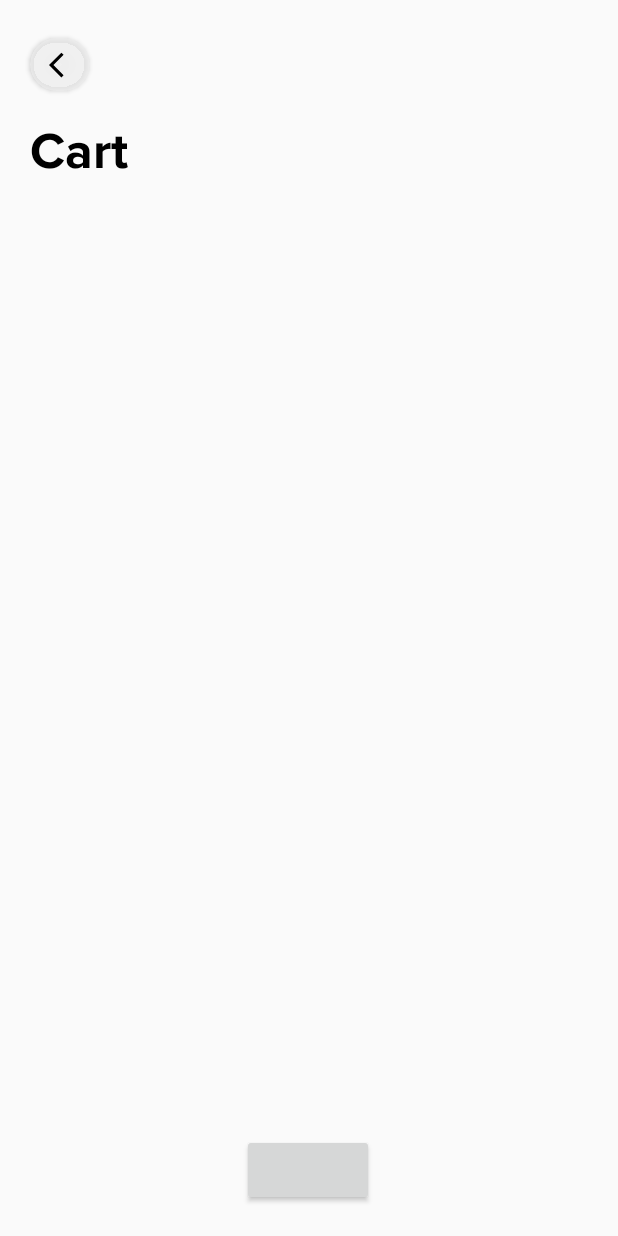
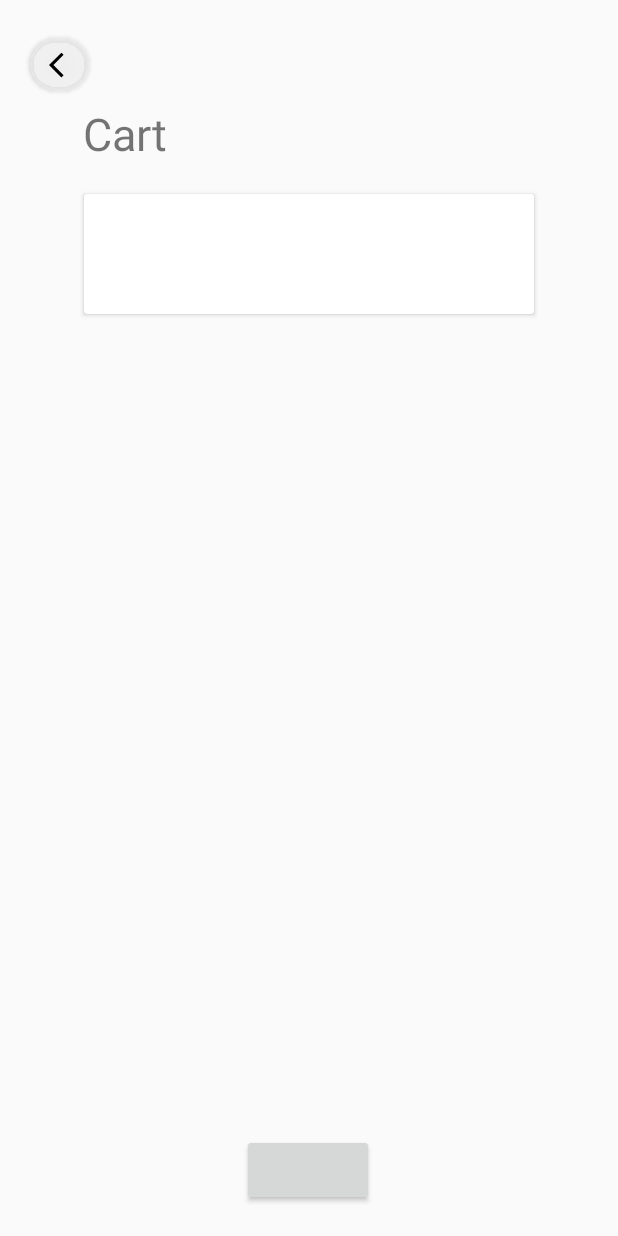
Before and after one commit to ManikantaMandala/openFashion, an Android app: the screen it shows after launch (ActivityCart), on a phone screen of 412 x 824 dp. Run offline under Robolectric (Android 15) with nearby library versions, the phone set to English and light mode, and no system bars.

Commit message:
changed things

```diff
--- a/openFashion/app/build.gradle
+++ b/openFashion/app/build.gradle
@@ -31,8 +31,6 @@ dependencies {
     implementation 'androidx.appcompat:appcompat:1.5.0'
     implementation 'com.google.android.material:material:1.6.1'
     implementation 'androidx.constraintlayout:constraintlayout:2.1.4'
-    //noinspection GradleCompatible
-    implementation 'com.android.support:design-animation:28.0.0-alpha1'
     testImplementation 'junit:junit:4.13.2'
     androidTestImplementation 'androidx.test.ext:junit:1.1.3'
     androidTestImplementation 'androidx.test.espresso:espresso-core:3.4.0'
--- a/openFashion/app/src/main/java/com/bmlmunjal/openfashion/ActivityCart.java
+++ b/openFashion/app/src/main/java/com/bmlmunjal/openfashion/ActivityCart.java
@@ -1,21 +1,14 @@
 package com.bmlmunjal.openfashion;
 
 import androidx.appcompat.app.AppCompatActivity;
-import androidx.recyclerview.widget.LinearLayoutManager;
-import androidx.recyclerview.widget.RecyclerView;
 
 import android.os.Bundle;
 
 public class ActivityCart extends AppCompatActivity {
 
-    private RecyclerView recyclerView;
     @Override
     protected void onCreate(Bundle savedInstanceState) {
         super.onCreate(savedInstanceState);
         setContentView(R.layout.activity_cart);
-
-        recyclerView = findViewById(R.id.cartCardRecyclerView);
-        recyclerView.setHasFixedSize(true);
-        recyclerView.setLayoutManager(new LinearLayoutManager(this));
     }
 }
--- a/openFashion/app/src/main/res/drawable/ic_baseline_delete_outline_24.xml
+++ /dev/null
@@ -1,5 +0,0 @@
-<vector android:height="24dp" android:tint="#000000"
-    android:viewportHeight="24" android:viewportWidth="24"
-    android:width="24dp" xmlns:android="http://schemas.android.com/apk/res/android">
-    <path android:fillColor="@android:color/white" android:pathData="M6,19c0,1.1 0.9,2 2,2h8c1.1,0 2,-0.9 2,-2L18,7L6,7v12zM8,9h8v10L8,19L8,9zM15.5,4l-1,-1h-5l-1,1L5,4v2h14L19,4z"/>
-</vector>
--- a/openFashion/app/src/main/res/layout/activity_cart.xml
+++ b/openFashion/app/src/main/res/layout/activity_cart.xml
@@ -36,37 +36,32 @@
 
     <TextView
         android:id="@+id/CartHeading"
-        style="@style/title_34"
+        android:layout_width="wrap_content"
+        android:layout_height="wrap_content"
+        android:layout_marginTop="8dp"
+        android:text="Cart"
+        android:textSize="30dp"
+        app:layout_constraintEnd_toEndOf="parent"
+        app:layout_constraintHorizontal_bias="0.156"
+        app:layout_constraintStart_toStartOf="parent"
+        app:layout_constraintTop_toBottomOf="@+id/cardView" />
+
+    <androidx.cardview.widget.CardView
         android:layout_width="wrap_content"
         android:layout_height="wrap_content"
         android:layout_marginTop="20dp"
-        android:text="@string/cart"
-        android:textColor="@color/black"
         app:layout_constraintEnd_toEndOf="parent"
-        app:layout_constraintHorizontal_bias="0.0"
-        app:layout_constraintStart_toStartOf="@+id/cardView"
-        app:layout_constraintTop_toBottomOf="@+id/cardView" />
+        app:layout_constraintStart_toStartOf="parent"
+        app:layout_constraintTop_toBottomOf="@+id/CartHeading">
 
-<!--    <androidx.cardview.widget.CardView-->
-<!--        android:layout_width="wrap_content"-->
-<!--        android:layout_height="wrap_content"-->
-<!--        android:layout_marginTop="20dp"-->
-<!--        app:layout_constraintStart_toStartOf="@+id/CartHeading"-->
-<!--        app:layout_constraintTop_toBottomOf="@+id/CartHeading">-->
-
-<!--        <androidx.constraintlayout.widget.ConstraintLayout-->
-<!--            android:layout_width="360dp"-->
-<!--            android:layout_height="120dp">-->
-
-<!--            <ImageView-->
-<!--                android:id="@+id/imageView"-->
-<!--                android:layout_width="110dp"-->
-<!--                android:layout_height="110dp"-->
-<!--                tools:layout_editor_absoluteX="6dp"-->
-<!--                tools:layout_editor_absoluteY="5dp" />-->
+        <androidx.constraintlayout.widget.ConstraintLayout
+            android:layout_width="300dp"
+            android:layout_height="80dp">
 
 
-<!--        </androidx.constraintlayout.widget.ConstraintLayout>-->
+        </androidx.constraintlayout.widget.ConstraintLayout>
+    </androidx.cardview.widget.CardView>
+    <!--        </androidx.constraintlayout.widget.ConstraintLayout>-->
 <!--    </androidx.cardview.widget.CardView>-->
     <androidx.recyclerview.widget.RecyclerView
         android:id="@+id/cartCardRecyclerView"
--- a/openFashion/app/src/main/res/layout/slider_layout.xml
+++ b/openFashion/app/src/main/res/layout/slider_layout.xml
@@ -11,8 +11,7 @@
         android:layout_width="620dp"
         android:layout_height="620dp"
         android:layout_marginStart="-105dp"
-        android:layout_marginTop="-30dp"
-        android:src="@drawable/women_on_boarding"/>
+        android:src="@drawable/men_on_boarding"/>
     <ImageView
         android:layout_width="match_parent"
         android:layout_height="300dp"
--- a/openFashion/app/src/main/res/values/colors.xml
+++ b/openFashion/app/src/main/res/values/colors.xml
@@ -16,5 +16,4 @@
     <color name="colorEdittext">#14000000</color>
     <color name="line_colour">#c0c0c0</color>
     <color name="back_btn_colour">#B9EEEDED</color>
-    <color name="gray">#D9D9D9</color>
 </resources>
--- a/openFashion/app/src/main/res/values/styles.xml
+++ b/openFashion/app/src/main/res/values/styles.xml
@@ -6,11 +6,7 @@
         <item name="android:textStyle">bold</item>
         <item name="android:textSize">24sp</item>
     </style>
-    <style name="title_34">
-        <item name="android:fontFamily">@font/proxima_nova</item>
-        <item name="android:textStyle">bold</item>
-        <item name="android:textSize">34sp</item>
-    </style>
+
     <style name="sub_title_bold_12">
         <item name="android:fontFamily">@font/proxima_nova</item>
         <item name="android:textStyle">bold</item>
```
Also changed, not shown: openFashion/app/src/main/AndroidManifest.xml (+4 -6 lines), openFashion/app/src/main/java/com/bmlmunjal/openfashion/cart_card.java (deleted, +0 -16 lines), openFashion/app/src/main/res/layout/activity_cart_card.xml (deleted, +0 -9 lines), openFashion/app/src/main/res/drawable-v24/kid_on_boarding.jpg (added), openFashion/app/src/main/res/drawable-v24/kid_on_boarding.png (deleted), openFashion/app/src/main/res/drawable-v24/pink_shirt.jpg (deleted).
